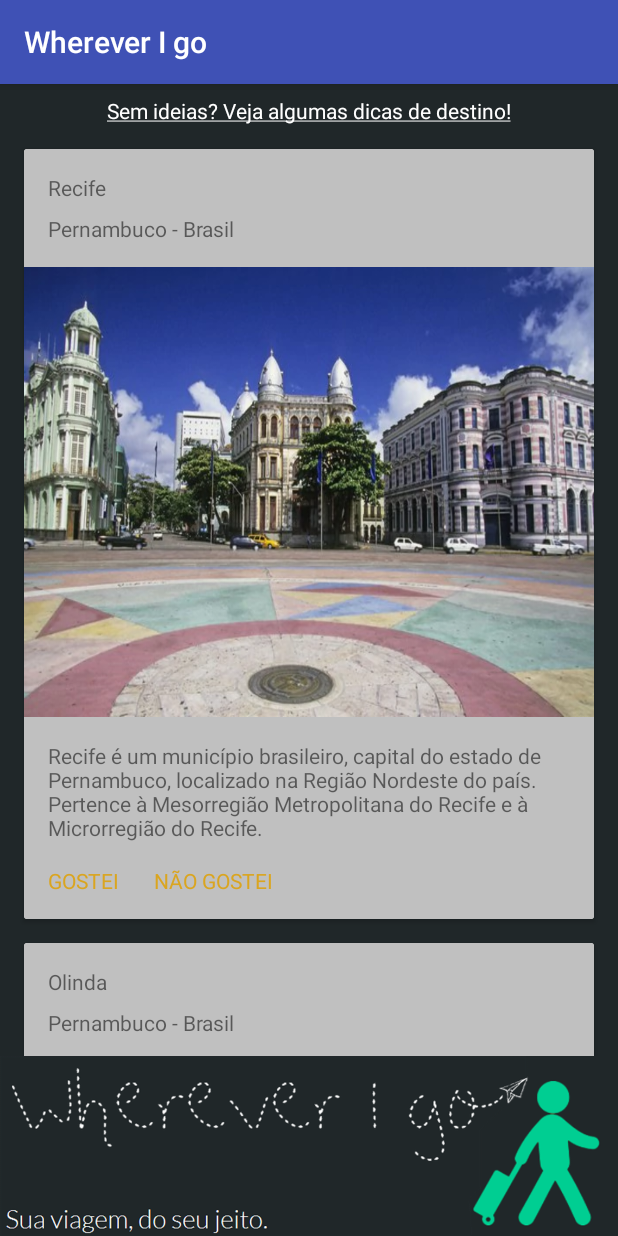
After one commit to arianalima/WhereverIgo, an Android app: the LocaisSugeridosActivity screen opened directly, with no data from a screen before it, on a phone screen of 412 x 824 dp. The commit adds this screen. Run offline under Robolectric (Android 15) with nearby library versions, the phone set to English and light mode, and no system bars.

Commit message:
Tela Locais sugeridos completa(ainda passível de alteração nas cores)

```diff
--- a/app/src/main/AndroidManifest.xml
+++ b/app/src/main/AndroidManifest.xml
@@ -18,16 +18,12 @@
         <activity
             android:name=".HomeActivity"
             android:windowSoftInputMode="stateUnchanged">
-            <intent-filter>
-                <action android:name="android.intent.action.MAIN" />
-
-                <category android:name="android.intent.category.LAUNCHER" />
-            </intent-filter>
         </activity>
         <activity
             android:name=".CadastroUsuarioActivity"
             android:label="@string/app_name"
             android:theme="@style/AppTheme.NoActionBar"></activity>
+        <activity android:name=".LocaisSugeridosActivity"/>
     </application>
 
 </manifest>
--- /dev/null
+++ b/app/src/main/java/com/example/bernardojr/whereverigo/LocaisSugeridosActivity.java
@@ -0,0 +1,118 @@
+package com.example.bernardojr.whereverigo;
+
+import android.graphics.Rect;
+import android.support.v7.app.AppCompatActivity;
+import android.os.Bundle;
+import android.support.v7.widget.LinearLayoutManager;
+import android.support.v7.widget.RecyclerView;
+import android.view.LayoutInflater;
+import android.view.View;
+import android.view.ViewGroup;
+import android.widget.ImageView;
+import android.widget.TextView;
+
+import com.example.bernardojr.whereverigo.dominio.Local;
+
+import java.util.List;
+
+public class LocaisSugeridosActivity extends AppCompatActivity {
+
+    private RecyclerView recyclerView;
+    private ImageView banner;
+    private LocaisAdapter adapter;
+    private List<Local> locais;
+
+
+    @Override
+    protected void onCreate(Bundle savedInstanceState) {
+        super.onCreate(savedInstanceState);
+        setContentView(R.layout.activity_locais_sugeridos);
+        Local l = new Local();
+        locais = l.listarLocais();
+        recyclerView = (RecyclerView) findViewById(R.id.locais_recycler_view);
+        banner = (ImageView) findViewById(R.id.locais_banner);
+        recyclerView.setLayoutManager(new LinearLayoutManager(getApplicationContext()));
+        recyclerView.setHasFixedSize(true);
+        adapter = new LocaisAdapter(locais);
+        recyclerView.setAdapter(adapter);
+        recyclerView.addItemDecoration(new SpacesItemDecoration(24));
+
+    }
+
+
+    private class LocaisAdapter extends RecyclerView.Adapter<LocaisHolder>{
+
+        private List<Local> locais;
+
+
+
+        public LocaisAdapter(List<Local> locais) {
+            this.locais = locais;
+        }
+
+        @Override
+        public LocaisHolder onCreateViewHolder(ViewGroup parent, int viewType) {
+//            LayoutInflater inflater = LayoutInflater.from(parent.getContext());
+//
+//            // Inflate the custom layout
+//            View contactView = inflater.inflate(R.layout.locais_item_adapter, parent, false);
+
+            View v = LayoutInflater.from(parent.getContext()).inflate(R.layout.locais_item_adapter, parent, false);
+
+            // Return a new holder instance
+            LocaisHolder view = new LocaisHolder(v);
+            return view;
+        }
+
+        @Override
+        public void onBindViewHolder(LocaisHolder holder, int position) {
+            holder.cidade.setText(locais.get(position).getCidade());
+            holder.estadoPais.setText(locais.get(position).getEstadoPais());
+            holder.imagem.setImageResource(locais.get(position).getImagem());
+            holder.descricao.setText(locais.get(position).getDescricao());
+        }
+
+        @Override
+        public int getItemCount() {
+            return locais.size();
+        }
+    }
+
+    private class LocaisHolder extends RecyclerView.ViewHolder{
+
+        private TextView cidade;
+        private TextView estadoPais;
+        private ImageView imagem;
+        private TextView descricao;
+        private TextView gostei;
+        private TextView naoGostei;
+
+        public LocaisHolder(View itemView) {
+            super(itemView);
+            cidade = (TextView) itemView.findViewById(R.id.locais_cidade);
+            estadoPais = (TextView) itemView.findViewById(R.id.locais_estado_pais);
+            imagem = (ImageView) itemView.findViewById(R.id.locais_imagem);
+            descricao = (TextView) itemView.findViewById(R.id.locais_descricao);
+            gostei = (TextView) itemView.findViewById(R.id.locais_gostei);
+            naoGostei = (TextView) itemView.findViewById(R.id.locais_nao_gostei);
+        }
+    }
+
+    public class SpacesItemDecoration extends RecyclerView.ItemDecoration {
+        private int space;
+
+        public SpacesItemDecoration(int space) {
+            this.space = space;
+        }
+
+        @Override
+        public void getItemOffsets(Rect outRect, View view,
+                                   RecyclerView parent, RecyclerView.State state) {
+
+            outRect.right = space;
+            outRect.top = space;
+            outRect.left = space;
+
+        }
+    }
+}
--- /dev/null
+++ b/app/src/main/java/com/example/bernardojr/whereverigo/dominio/Local.java
@@ -0,0 +1,76 @@
+package com.example.bernardojr.whereverigo.dominio;
+
+import android.widget.ImageView;
+
+import com.example.bernardojr.whereverigo.R;
+
+import java.util.ArrayList;
+import java.util.List;
+
+/**
+ * Created by Bernardojr on 27/06/2017.
+ */
+
+public class Local {
+    private String cidade;
+    private String estadoPais;
+    private int imagem;
+    private String descricao;
+
+    public String getCidade() {
+        return cidade;
+    }
+
+    public void setCidade(String cidade) {
+        this.cidade = cidade;
+    }
+
+    public String getEstadoPais() {
+        return estadoPais;
+    }
+
+    public void setEstadoPais(String estadoPais) {
+        this.estadoPais = estadoPais;
+    }
+
+    public int getImagem() {
+        return imagem;
+    }
+
+    public void setImagem(int imagem) {
+        this.imagem = imagem;
+    }
+
+    public String getDescricao() {
+        return descricao;
+    }
+
+    public void setDescricao(String descricao) {
+        this.descricao = descricao;
+    }
+
+    public Local() {
+    }
+
+    public Local(String cidade, String estadoPais, int imagem, String descricao) {
+
+        this.cidade = cidade;
+        this.estadoPais = estadoPais;
+        this.imagem = imagem;
+        this.descricao = descricao;
+    }
+
+    public List<Local> listarLocais(){
+        ArrayList<Local> locais = new ArrayList<>();
+
+        Local recife = new Local("Recife", "Pernambuco - Brasil", R.drawable.recife,
+                "Recife é um município brasileiro, capital do estado de Pernambuco, localizado na Região Nordeste do país. Pertence à Mesorregião Metropolitana do Recife e à Microrregião do Recife.");
+        locais.add(recife);
+
+        Local olinda = new Local("Olinda", "Pernambuco - Brasil", R.drawable.olinda,
+                "Olinda é um município brasileiro do estado de Pernambuco, situado na mesorregião Metropolitana do Recife e na Microrregião do Recife, Região Nordeste do país.");
+        locais.add(olinda);
+
+        return locais;
+    }
+}
--- /dev/null
+++ b/app/src/main/res/layout/activity_locais_sugeridos.xml
@@ -0,0 +1,53 @@
+<?xml version="1.0" encoding="utf-8"?>
+
+<android.support.constraint.ConstraintLayout xmlns:app="http://schemas.android.com/apk/res-auto"
+    xmlns:tools="http://schemas.android.com/tools"
+    xmlns:android="http://schemas.android.com/apk/res/android"
+    android:layout_width="match_parent"
+    android:layout_height="match_parent"
+    android:background="@color/colorLogoBackground"
+    tools:context="com.example.bernardojr.whereverigo.LocaisSugeridosActivity">
+
+    <TextView
+        android:layout_width="wrap_content"
+        android:layout_height="wrap_content"
+        android:layout_marginRight="8dp"
+        android:textColor="@color/colorWhite"
+        android:text="@string/locais_txt_mensagem"
+        app:layout_constraintRight_toRightOf="parent"
+        android:layout_marginLeft="8dp"
+        app:layout_constraintLeft_toLeftOf="parent"
+        app:layout_constraintTop_toTopOf="parent"
+        android:layout_marginTop="8dp"
+        android:id="@+id/textView"
+        android:layout_marginStart="8dp"
+        android:layout_marginEnd="8dp"
+        android:ellipsize="end"
+        app:layout_constraintHorizontal_bias="0.501" />
+
+    <ImageView
+        android:id="@+id/locais_banner"
+        android:layout_width="0dp"
+        android:layout_height="120dp"
+        app:srcCompat="@drawable/logomarca"
+        android:scaleType="fitXY"
+        app:layout_constraintBottom_toBottomOf="parent"
+        app:layout_constraintRight_toRightOf="parent"
+        app:layout_constraintLeft_toLeftOf="parent"
+        app:layout_constraintHorizontal_bias="0.0" />
+
+    <android.support.v7.widget.RecyclerView
+        android:id="@+id/locais_recycler_view"
+        android:layout_width="0dp"
+        android:layout_height="0dp"
+        app:layout_constraintBottom_toTopOf="@+id/locais_banner"
+        app:layout_constraintHorizontal_bias="0.0"
+        app:layout_constraintLeft_toLeftOf="parent"
+        app:layout_constraintRight_toRightOf="parent"
+        app:layout_constraintTop_toBottomOf="@+id/textView"
+        app:layout_constraintVertical_bias="1.0">
+
+    </android.support.v7.widget.RecyclerView>
+
+
+</android.support.constraint.ConstraintLayout>
--- /dev/null
+++ b/app/src/main/res/layout/locais_item_adapter.xml
@@ -0,0 +1,84 @@
+<?xml version="1.0" encoding="utf-8"?>
+<android.support.v7.widget.CardView xmlns:android="http://schemas.android.com/apk/res/android"
+    xmlns:app="http://schemas.android.com/apk/res-auto"
+    xmlns:tools="http://schemas.android.com/tools"
+    android:layout_width="match_parent"
+    android:layout_height="wrap_content">
+    <android.support.constraint.ConstraintLayout
+        android:layout_width="match_parent"
+        android:layout_height="match_parent"
+        android:paddingBottom="16dp"
+        android:background="@color/cinza">
+        <TextView
+            android:id="@+id/locais_cidade"
+            android:layout_width="wrap_content"
+            android:layout_height="wrap_content"
+            android:text="TextView"
+            android:layout_marginLeft="16dp"
+            app:layout_constraintLeft_toLeftOf="parent"
+            app:layout_constraintTop_toTopOf="parent"
+            android:layout_marginTop="16dp"
+            android:layout_marginStart="16dp" />
+
+        <TextView
+            android:id="@+id/locais_estado_pais"
+            android:layout_width="wrap_content"
+            android:layout_height="wrap_content"
+            android:text="TextView"
+            android:layout_marginTop="8dp"
+            app:layout_constraintTop_toBottomOf="@+id/locais_cidade"
+            android:layout_marginLeft="16dp"
+            app:layout_constraintLeft_toLeftOf="parent"
+            android:layout_marginStart="16dp" />
+
+        <ImageView
+            android:id="@+id/locais_imagem"
+            android:layout_width="0dp"
+            android:layout_height="300dp"
+            app:srcCompat="@drawable/logomarca"
+            android:layout_marginTop="16dp"
+            android:scaleType="fitXY"
+            app:layout_constraintTop_toBottomOf="@+id/locais_estado_pais"
+            app:layout_constraintLeft_toLeftOf="parent"
+            app:layout_constraintRight_toRightOf="parent"
+            app:layout_constraintHorizontal_bias="0.0" />
+
+        <TextView
+            android:id="@+id/locais_descricao"
+            android:layout_width="wrap_content"
+            android:layout_height="wrap_content"
+            android:text="TextView"
+            android:paddingRight="16dp"
+            android:layout_marginTop="16dp"
+            app:layout_constraintTop_toBottomOf="@+id/locais_imagem"
+            android:layout_marginStart="16dp"
+            app:layout_constraintLeft_toLeftOf="parent" />
+
+        <TextView
+            android:id="@+id/locais_gostei"
+            android:layout_width="wrap_content"
+            android:layout_height="wrap_content"
+            android:text="GOSTEI"
+            android:textColor="@color/dourado"
+            android:layout_marginTop="16dp"
+            app:layout_constraintTop_toBottomOf="@+id/locais_descricao"
+            android:layout_marginStart="16dp"
+            app:layout_constraintLeft_toLeftOf="parent" />
+
+        <TextView
+            android:id="@+id/locais_nao_gostei"
+            android:layout_width="wrap_content"
+            android:layout_height="wrap_content"
+            android:layout_marginStart="23dp"
+            android:text="NÃO GOSTEI"
+            android:textColor="@color/dourado"
+            app:layout_constraintBottom_toBottomOf="@+id/locais_gostei"
+            app:layout_constraintLeft_toRightOf="@+id/locais_gostei"
+            app:layout_constraintTop_toTopOf="@+id/locais_gostei"
+            app:layout_constraintVertical_bias="0.0" />
+
+    </android.support.constraint.ConstraintLayout>
+
+
+
+</android.support.v7.widget.CardView>
--- /dev/null
+++ b/app/src/main/res/values/bernardo-strings.xml
@@ -0,0 +1,8 @@
+<?xml version="1.0" encoding="utf-8"?>
+<resources>
+    <!--Tela Locais Sugeridos-->
+    <string name="locais_txt_mensagem"><u>Sem ideias? Veja algumas dicas de destino!</u></string>
+
+    <!--Tela Questionário-->
+    <string name="questionario_txt_mensagem">Marque o que indentifica sua viagem</string>
+</resources>
--- a/app/src/main/res/values/colors.xml
+++ b/app/src/main/res/values/colors.xml
@@ -5,4 +5,7 @@
     <color name="colorLogoBackground">#202729</color>
     <color name="colorLogoGreen">#00CE92</color>
     <color name="colorWhite">#FFFFFF</color>
+    <color name="cinza">#C0C0C0</color>
+    <color name="dourado">#DAA520</color>
+
 </resources>
```
Also changed, not shown: app/src/main/res/drawable/olinda.jpg (added), app/src/main/res/drawable/recife.jpg (added).
